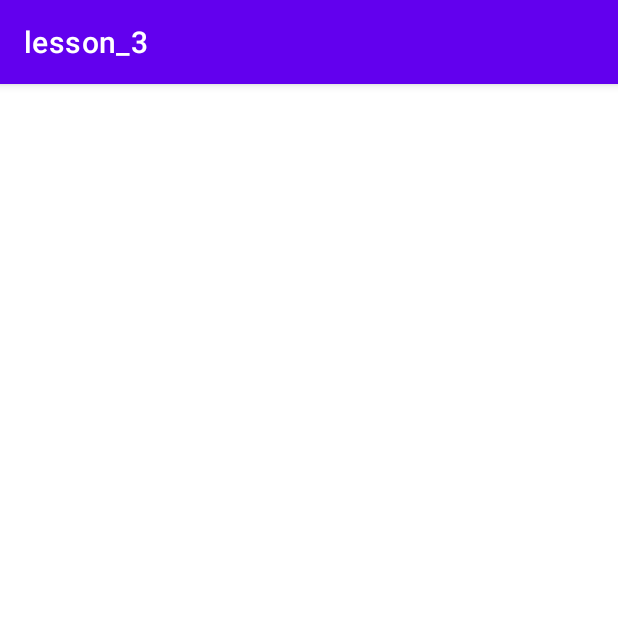
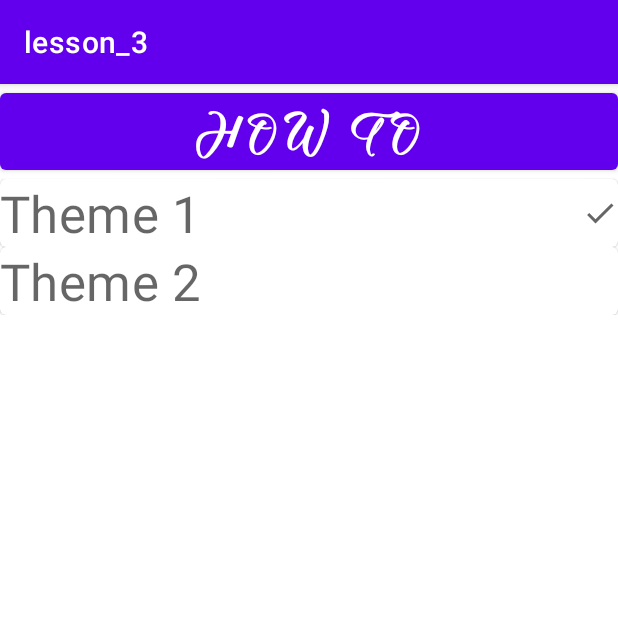
Before and after one commit to GrigorievaMN/Android_Studio, an Android app: the screen it shows after launch (SelectThemeActivity), after a tap on "SELECT THEME", on a phone screen of 412 x 824 dp, the top half of it. Run offline under Robolectric (Android 15) with nearby library versions, the phone set to English and light mode, and no system bars.

Commit message:
lesson_5 activity_select_theme

```diff
--- /dev/null
+++ b/lesson_3/app/src/main/java/ru/geekbrains/lesson_3/model/Theme.java
@@ -0,0 +1,36 @@
+package ru.geekbrains.lesson_3.model;
+
+import androidx.annotation.StringRes;
+import androidx.annotation.StyleRes;
+
+import ru.geekbrains.lesson_3.R;
+
+public enum Theme {
+    ONE(R.style.Theme_Lesson_3, R.string.theme_1, "themeone"),
+    TWO(R.style.Theme_Lesson_3_V2, R.string.theme_2, "themetwo");
+
+    @StyleRes
+    private final int themeRes;
+    @StringRes
+    private final int title;
+
+    private final String key;
+
+    Theme(int themeRes, int title, String key) {
+        this.themeRes = themeRes;
+        this.title = title;
+        this.key = key;
+    }
+
+    public String getKey() {
+        return key;
+    }
+
+    public int getTitle() {
+        return title;
+    }
+
+    public int getThemeRes() {
+        return themeRes;
+    }
+}
--- /dev/null
+++ b/lesson_3/app/src/main/java/ru/geekbrains/lesson_3/model/ThemeRepository.java
@@ -0,0 +1,11 @@
+package ru.geekbrains.lesson_3.model;
+
+import java.util.List;
+
+public interface ThemeRepository    {
+    Theme getSavedTheme();
+
+    void saveTheme(Theme theme);
+
+    List<Theme> getAll();
+}
--- /dev/null
+++ b/lesson_3/app/src/main/java/ru/geekbrains/lesson_3/model/ThemeRepositoryImpl.java
@@ -0,0 +1,50 @@
+package ru.geekbrains.lesson_3.model;
+
+import android.content.Context;
+import android.content.SharedPreferences;
+
+import java.util.Arrays;
+import java.util.List;
+
+public class ThemeRepositoryImpl implements ThemeRepository {
+
+    private static final String KEY_THEME = "KEY_THEME";
+    private static ThemeRepository INSTANCE;
+    private final SharedPreferences preferences;
+
+    private ThemeRepositoryImpl(Context context) {
+        preferences = context.getSharedPreferences("themes.xml", Context.MODE_PRIVATE);
+    }
+
+    public static ThemeRepository getInstance(Context context) {
+        if (INSTANCE == null) {
+            INSTANCE = new ThemeRepositoryImpl(context);
+        }
+        return INSTANCE;
+    }
+
+    @Override
+    public Theme getSavedTheme() {
+        String savedKey = preferences.getString(KEY_THEME, Theme.ONE.getKey());
+
+        for (Theme them : Theme.values()) {
+            if (them.getKey().equals(savedKey)) {
+                return them;
+            }
+        }
+
+        return Theme.ONE;
+    }
+
+    @Override
+    public void saveTheme(Theme theme) {
+        preferences.edit()
+                .putString(KEY_THEME, theme.getKey())
+                .apply();
+    }
+
+    @Override
+    public List<Theme> getAll() {
+        return Arrays.asList(Theme.values());
+    }
+}
--- a/lesson_3/app/src/main/java/ru/geekbrains/lesson_3/ui/CalculatorActivity.java
+++ b/lesson_3/app/src/main/java/ru/geekbrains/lesson_3/ui/CalculatorActivity.java
@@ -1,11 +1,14 @@
 package ru.geekbrains.lesson_3.ui;
 
 
+import android.app.Activity;
 import android.content.Intent;
 import android.os.Bundle;
 import android.view.View;
 import android.widget.TextView;
 
+import androidx.activity.result.ActivityResultLauncher;
+import androidx.activity.result.contract.ActivityResultContracts;
 import androidx.appcompat.app.AppCompatActivity;
 
 import java.util.HashMap;
@@ -14,15 +17,24 @@ import java.util.Map;
 import ru.geekbrains.lesson_3.R;
 import ru.geekbrains.lesson_3.model.CalculatorImpl;
 import ru.geekbrains.lesson_3.model.Operator;
+import ru.geekbrains.lesson_3.model.Theme;
+import ru.geekbrains.lesson_3.model.ThemeRepository;
+import ru.geekbrains.lesson_3.model.ThemeRepositoryImpl;
 
 public class CalculatorActivity  extends AppCompatActivity implements CalculatorView{
 
     private TextView resultTxt;
     private CalculatorPresenter presenter;
+    private ThemeRepository themeRepository;
 
     @Override
     protected void onCreate(Bundle savedInstanceState) {
         super.onCreate(savedInstanceState);
+
+        themeRepository = ThemeRepositoryImpl.getInstance(this);
+
+        setTheme(themeRepository.getSavedTheme().getThemeRes());
+
         setContentView(R.layout.activity_calculator);
 
         resultTxt = findViewById(R.id.result);
@@ -95,11 +107,26 @@ public class CalculatorActivity  extends AppCompatActivity implements Calculator
             }
         });
 
+        ActivityResultLauncher<Intent> themeLauncher = registerForActivityResult(new ActivityResultContracts.StartActivityForResult(), result -> {
+            if (result.getResultCode() == Activity.RESULT_OK) {
+                Intent intent = result.getData();
+
+                Theme selectedTheme = (Theme) intent.getSerializableExtra(SelectThemeActivity.EXTRA_THEME);
+
+                themeRepository.saveTheme(selectedTheme);
+
+                recreate();
+            }
+
+        });
+
         findViewById(R.id.theme).setOnClickListener(new View.OnClickListener() {
             @Override
             public void onClick(View view) {
                 Intent intent = new Intent(CalculatorActivity.this, SelectThemeActivity.class);
-                startActivity(intent);
+                intent.putExtra(SelectThemeActivity.EXTRA_THEME, themeRepository.getSavedTheme());
+
+                themeLauncher.launch(intent);
 
             }
         });
--- a/lesson_3/app/src/main/java/ru/geekbrains/lesson_3/ui/SelectThemeActivity.java
+++ b/lesson_3/app/src/main/java/ru/geekbrains/lesson_3/ui/SelectThemeActivity.java
@@ -1,16 +1,82 @@
 package ru.geekbrains.lesson_3.ui;
 
 import androidx.appcompat.app.AppCompatActivity;
+import androidx.cardview.widget.CardView;
 
+import android.app.Activity;
+import android.content.Intent;
+import android.net.Uri;
 import android.os.Bundle;
+import android.view.View;
+import android.widget.ImageView;
+import android.widget.LinearLayout;
+import android.widget.TextView;
+
+import java.util.List;
 
 import ru.geekbrains.lesson_3.R;
+import ru.geekbrains.lesson_3.model.Theme;
+import ru.geekbrains.lesson_3.model.ThemeRepository;
+import ru.geekbrains.lesson_3.model.ThemeRepositoryImpl;
 
 public class SelectThemeActivity extends AppCompatActivity {
+
+    public static final String EXTRA_THEME = "EXTRA_THEME";
+
 
     @Override
     protected void onCreate(Bundle savedInstanceState) {
         super.onCreate(savedInstanceState);
         setContentView(R.layout.activity_select_theme);
+
+        findViewById(R.id.how_to).setOnClickListener(new View.OnClickListener() {
+            @Override
+            public void onClick(View view) {
+                Intent browserIntent = new Intent(Intent.ACTION_VIEW, Uri.parse("https://yandex.ru"));
+                startActivity(Intent.createChooser(browserIntent, null));
+            }
+        });
+        ThemeRepository themeRepository = ThemeRepositoryImpl.getInstance(this);
+
+        List<Theme> themes = themeRepository.getAll();
+
+        LinearLayout container = findViewById(R.id.container);
+
+        Intent intent = getIntent();
+
+        Theme selectedThem = (Theme) intent.getSerializableExtra(EXTRA_THEME);
+
+        for (Theme theme : themes) {
+
+            View itemView = getLayoutInflater().inflate(R.layout.item_theme, container, false);
+
+            TextView title = itemView.findViewById(R.id.title);
+
+            title.setText(theme.getTitle());
+
+            CardView cardView = itemView.findViewById(R.id.theme_card);
+
+            cardView.setOnClickListener(new View.OnClickListener() {
+                @Override
+                public void onClick(View view) {
+
+                    Intent data = new Intent();
+                    data.putExtra(EXTRA_THEME, theme);
+
+                    setResult(Activity.RESULT_OK, data);
+                    finish();
+                }
+            });
+
+            ImageView checked = itemView.findViewById(R.id.checked);
+
+            if (theme.equals(selectedThem)) {
+                checked.setVisibility(View.VISIBLE);
+            } else {
+                checked.setVisibility(View.GONE);
+            }
+
+            container.addView(itemView);
+        }
     }
 }
--- /dev/null
+++ b/lesson_3/app/src/main/res/drawable/ic_baseline_check_24.xml
@@ -0,0 +1,10 @@
+<vector xmlns:android="http://schemas.android.com/apk/res/android"
+    android:width="24dp"
+    android:height="24dp"
+    android:viewportWidth="24"
+    android:viewportHeight="24"
+    android:tint="?attr/colorControlNormal">
+  <path
+      android:fillColor="@android:color/white"
+      android:pathData="M9,16.17L4.83,12l-1.42,1.41L9,19 21,7l-1.41,-1.41z"/>
+</vector>
--- a/lesson_3/app/src/main/res/layout/activity_calculator.xml
+++ b/lesson_3/app/src/main/res/layout/activity_calculator.xml
@@ -210,7 +210,7 @@
 
 
     <com.google.android.material.button.MaterialButton
-        android:id="@+id/theme"
+            android:id="@+id/theme"
         android:layout_width="match_parent"
         android:layout_height="wrap_content"
         android:text="@string/select_theme" />
--- a/lesson_3/app/src/main/res/layout/activity_select_theme.xml
+++ b/lesson_3/app/src/main/res/layout/activity_select_theme.xml
@@ -1,9 +1,28 @@
 <?xml version="1.0" encoding="utf-8"?>
-<androidx.constraintlayout.widget.ConstraintLayout xmlns:android="http://schemas.android.com/apk/res/android"
-    xmlns:app="http://schemas.android.com/apk/res-auto"
+<LinearLayout xmlns:android="http://schemas.android.com/apk/res/android"
     xmlns:tools="http://schemas.android.com/tools"
     android:layout_width="match_parent"
     android:layout_height="match_parent"
     tools:context=".ui.SelectThemeActivity">
 
-</androidx.constraintlayout.widget.ConstraintLayout>
+    <androidx.core.widget.NestedScrollView
+        android:layout_width="match_parent"
+        android:layout_height="wrap_content">
+
+        <LinearLayout
+            android:id="@+id/container"
+            android:layout_width="match_parent"
+            android:layout_height="wrap_content"
+            android:orientation="vertical">
+
+            <Button
+                android:id="@+id/how_to"
+                android:layout_width="match_parent"
+                android:layout_height="wrap_content"
+                android:text="@string/how_to" />
+
+        </LinearLayout>
+
+
+    </androidx.core.widget.NestedScrollView>
+</LinearLayout>
--- /dev/null
+++ b/lesson_3/app/src/main/res/layout/item_theme.xml
@@ -0,0 +1,36 @@
+<?xml version="1.0" encoding="utf-8"?>
+<com.google.android.material.card.MaterialCardView android:id="@+id/theme_card"
+    android:layout_width="match_parent"
+    android:layout_height="wrap_content"
+    xmlns:android="http://schemas.android.com/apk/res/android"
+    xmlns:app="http://schemas.android.com/apk/res-auto"
+    xmlns:tools="http://schemas.android.com/tools">
+
+    <androidx.constraintlayout.widget.ConstraintLayout
+        android:layout_width="match_parent"
+        android:layout_height="wrap_content">
+
+        <TextView
+            android:id="@+id/title"
+            android:layout_width="0dp"
+            android:layout_height="wrap_content"
+            android:textAppearance="@style/TextAppearance.MaterialComponents.Headline4"
+            app:layout_constraintEnd_toStartOf="@id/checked"
+            app:layout_constraintTop_toTopOf="parent"
+            app:layout_constraintBottom_toBottomOf="parent"
+            app:layout_constraintStart_toStartOf="parent"
+            tools:text="Theme One" />
+
+        <ImageView
+            android:id="@+id/checked"
+            android:layout_width="wrap_content"
+            android:layout_height="wrap_content"
+            android:src="@drawable/ic_baseline_check_24"
+            android:visibility="gone"
+            app:layout_constraintEnd_toEndOf="parent"
+            app:layout_constraintTop_toTopOf="parent"
+            app:layout_constraintBottom_toBottomOf="parent" />
+
+    </androidx.constraintlayout.widget.ConstraintLayout>
+
+</com.google.android.material.card.MaterialCardView>
--- a/lesson_3/app/src/main/res/values/strings.xml
+++ b/lesson_3/app/src/main/res/values/strings.xml
@@ -16,5 +16,8 @@
     <string name="_add">+</string>
     <string name="_equals">=</string>
     <string name="_subst">-</string>
+    <string name="theme_1">Theme 1</string>
+    <string name="theme_2">Theme 2</string>
     <string name="select_theme">Select Theme</string>
+    <string name="how_to">How To</string>
 </resources>
--- a/lesson_3/app/src/main/res/values/themes.xml
+++ b/lesson_3/app/src/main/res/values/themes.xml
@@ -16,4 +16,10 @@
         <item name="materialButtonStyle">@style/CalcButton</item>
 
       </style>
+
+
+    <style name="Theme.Lesson_3.V2">
+        <item name="colorPrimary">@android:color/holo_red_dark</item>
+
+    </style>
   </resources>
```
